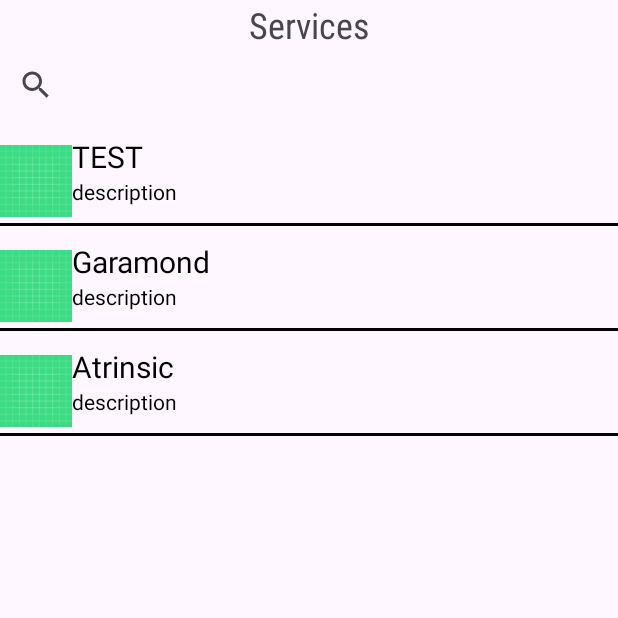
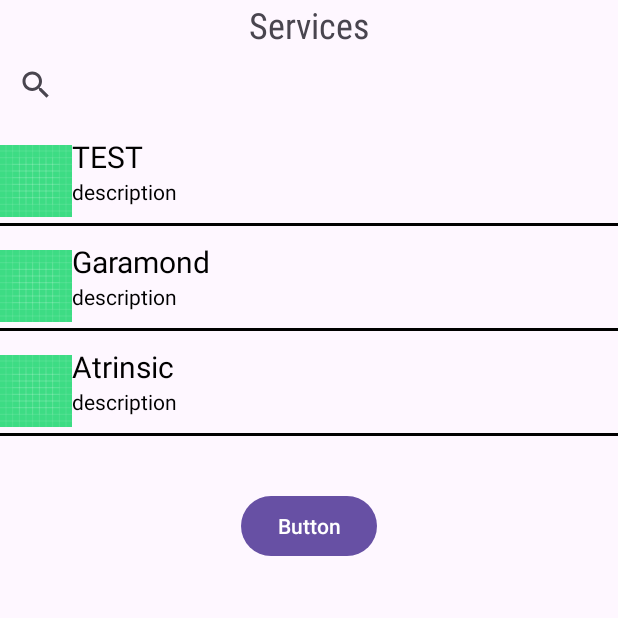
Before and after one commit to k-nitta-author/MGHS_Practicum, an Android app: the fragment ServicesFragment shown on its own in the app's theme, on a phone screen of 412 x 824 dp, the top half of it. Run offline under Robolectric (Android 15) with nearby library versions, the phone set to English and light mode, and no system bars.

Commit message:
updated services and services fragment

```diff
--- a/app/src/main/java/com/example/themghsapp/ServicesFragment.java
+++ b/app/src/main/java/com/example/themghsapp/ServicesFragment.java
@@ -3,12 +3,14 @@
 import android.os.Bundle;
 
 import androidx.fragment.app.Fragment;
+import androidx.fragment.app.FragmentManager;
 import androidx.recyclerview.widget.LinearLayoutManager;
 import androidx.recyclerview.widget.RecyclerView;
 
 import android.view.LayoutInflater;
 import android.view.View;
 import android.view.ViewGroup;
+import android.widget.Button;
 import android.widget.SearchView;
 import android.widget.Toast;
 
@@ -27,6 +29,7 @@
     private RecyclerView servicesRecyclerView;
     private ServicesAdapter adapter;
     private List<ServicesRecyclerItem> items;
+    private Button more_services;
 
     public ServicesFragment() {
         // Required empty public constructor
@@ -99,6 +102,23 @@
         });
 
 
+        more_services = view.findViewById(R.id.button);
+
+        more_services.setOnClickListener(new View.OnClickListener() {
+            @Override
+            public void onClick(View v) {
+
+                //FragmentManager fragmentManager = v.getContext().getSupportFragmentManager();
+
+                //fragmentManager.beginTransaction()
+                  //      .replace(R.id.fragmentContainerView, new ServicesDetailedFragment(), null)
+                     //   .setReorderingAllowed(true)
+                       // .addToBackStack("name") // Name can be null
+                        //.commit();
+
+            }
+        });
+
         // Inflate the layout for this fragment
         return view;
 
--- a/app/src/main/res/layout/fragment_services.xml
+++ b/app/src/main/res/layout/fragment_services.xml
@@ -10,6 +10,7 @@
 
 
     <LinearLayout
+        android:id="@+id/linearLayout"
         android:layout_width="match_parent"
         android:layout_height="match_parent"
         android:orientation="vertical"
@@ -37,4 +38,14 @@
         </androidx.recyclerview.widget.RecyclerView>
     </LinearLayout>
 
+    <Button
+        android:id="@+id/button"
+        android:layout_width="wrap_content"
+        android:layout_height="wrap_content"
+        android:layout_marginTop="36dp"
+        android:text="Button"
+        app:layout_constraintEnd_toEndOf="parent"
+        app:layout_constraintStart_toStartOf="parent"
+        app:layout_constraintTop_toBottomOf="@+id/linearLayout" />
+
 </androidx.constraintlayout.widget.ConstraintLayout>
```
Also changed, not shown: app/src/main/res/drawable/border_box_1.xml (added, +7 -0 lines), app/src/main/res/layout/fragment_services_detailed.xml (+47 -2 lines).
